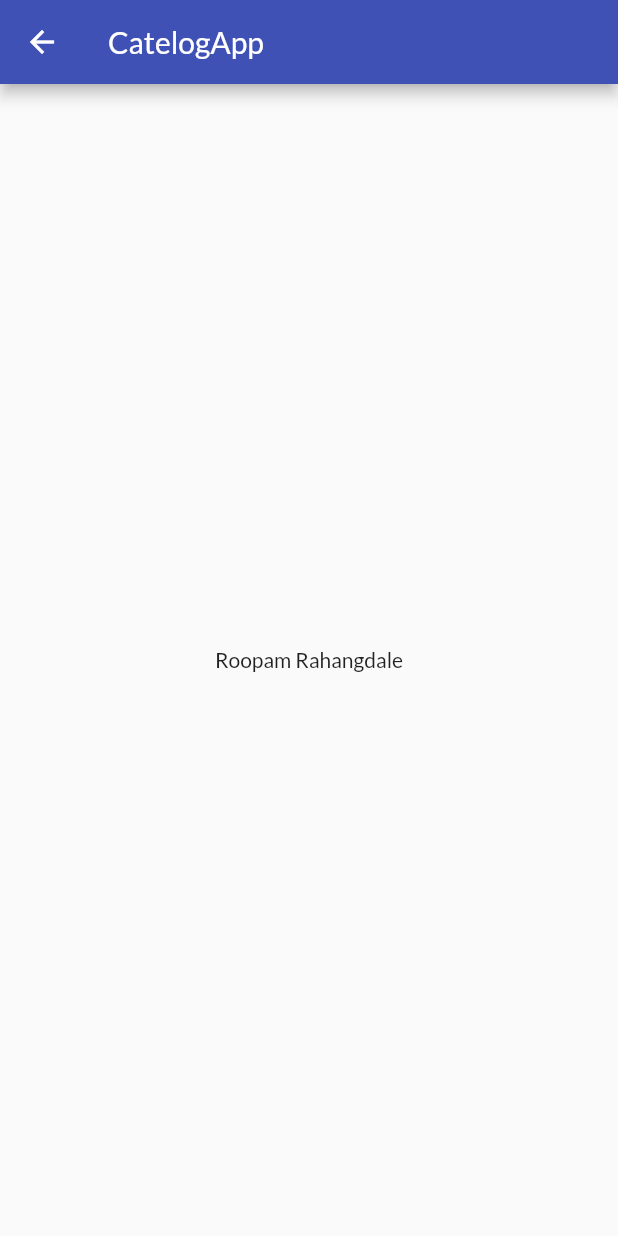
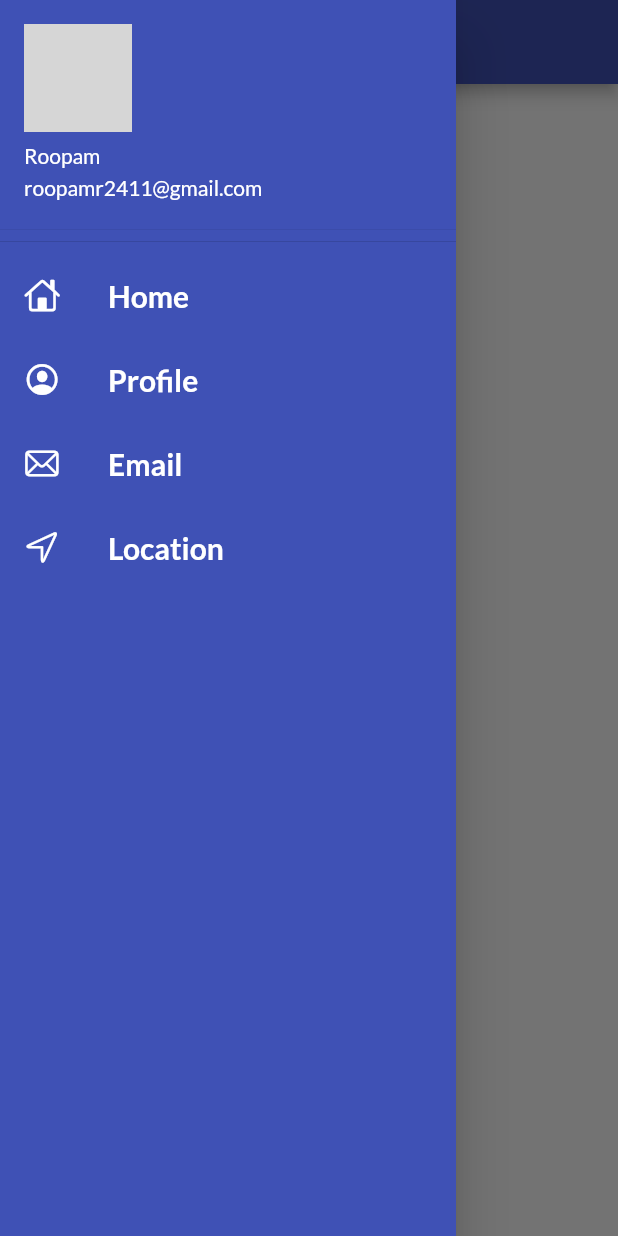
Before and after one commit to Roopam123/CetalogApp, a Flutter app: the Home screen opened by its route, with the side drawer open (before the commit the screen has no drawer), on a phone screen of 412 x 824 dp. Run offline on Flutter 3.47's test engine with Material 2 defaults, Android fonts, the phone set to English and light mode, and no system bars; our stand-ins replace google_fonts; network calls fail; grey boxes are pictures that could not be loaded.

Commit message:
Drawer Completed

```diff
--- /dev/null
+++ b/lib/Page/Drawer.dart
@@ -0,0 +1,46 @@
+import 'package:flutter/cupertino.dart';
+import 'package:flutter/material.dart';
+import 'package:myapp/Page/home.dart';
+import 'package:myapp/Routes.dart';
+
+class MyDrawer extends StatelessWidget {
+  var imageUrl = "https://media.licdn.com/dms/image/D4D03AQGZlAP0B8UQUQ/profile-displayphoto-shrink_200_200/0/1691833921230?e=1697673600&v=beta&t=x_MUqwPyJ9isW_InCzZs4K3A37EAyLPGhPXC16NvEYQ";
+  @override
+  Widget build(BuildContext context) {
+    return Drawer(
+      child: Container(
+        color: Colors.indigo,
+        child: ListView(
+          children:  [
+            DrawerHeader(
+              padding: EdgeInsets.zero,
+              child: UserAccountsDrawerHeader(
+                  accountName: const Text("Roopam"),
+                  accountEmail: const Text("roopamr2411@gmail.com"),
+                currentAccountPicture: CircleAvatar(
+                  backgroundImage: NetworkImage(imageUrl),
+                ),
+              ),
+            ),
+            const ListTile(
+              leading: Icon(CupertinoIcons.home, color: Colors.white,),
+              title: Text("Home",style: TextStyle(color: Colors.white,fontSize: 20,fontWeight: FontWeight.bold),),
+            ),
+            const ListTile(
+              leading: Icon(CupertinoIcons.profile_circled,color: Colors.white,),
+              title: Text('Profile',style: TextStyle(color: Colors.white,fontSize: 20,fontWeight: FontWeight.bold),),
+            ),
+            const ListTile(
+              leading: Icon(CupertinoIcons.mail,color: Colors.white,),
+              title: Text('Email',style: TextStyle(color: Colors.white,fontSize: 20,fontWeight: FontWeight.bold),),
+            ),
+            const ListTile(
+              leading: Icon(CupertinoIcons.location,color: Colors.white,),
+              title: Text('Location',style: TextStyle(color: Colors.white,fontSize: 20,fontWeight: FontWeight.bold),),
+            )
+          ],
+        ),
+      ),
+    );
+  }
+}
--- a/lib/Page/home.dart
+++ b/lib/Page/home.dart
@@ -1,4 +1,5 @@
 import 'package:flutter/material.dart';
+import 'Drawer.dart';
 
 void main(){
   runApp(Home());
@@ -18,6 +19,7 @@ class Home extends StatelessWidget {
           child: Text("Roopam Rahangdale"),
         ),
       ),
+      drawer: MyDrawer(),
     );
   }
 }
```
